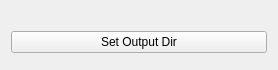
First picture: the form in src/WhiskerToolbox/DataManager_Widget/OutputDirectoryWidget/OutputDirectoryWidget.ui, repository paulmthompson/WhiskerToolbox, before the edit.
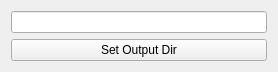
Second picture: the form after the edit.

What changed in the file:
```diff
--- a/src/WhiskerToolbox/DataManager_Widget/OutputDirectoryWidget/OutputDirectoryWidget.ui
+++ b/src/WhiskerToolbox/DataManager_Widget/OutputDirectoryWidget/OutputDirectoryWidget.ui
@@ -15,14 +15,7 @@
   </property>
   <layout class="QVBoxLayout" name="verticalLayout">
    <item>
-    <widget class="QLabel" name="output_dir_label">
-     <property name="text">
-      <string/>
-     </property>
-     <property name="alignment">
-      <set>Qt::AlignmentFlag::AlignRight|Qt::AlignmentFlag::AlignTrailing|Qt::AlignmentFlag::AlignVCenter</set>
-     </property>
-    </widget>
+    <widget class="QLineEdit" name="output_dir_label"/>
    </item>
    <item>
     <widget class="QPushButton" name="output_dir_button">
```
